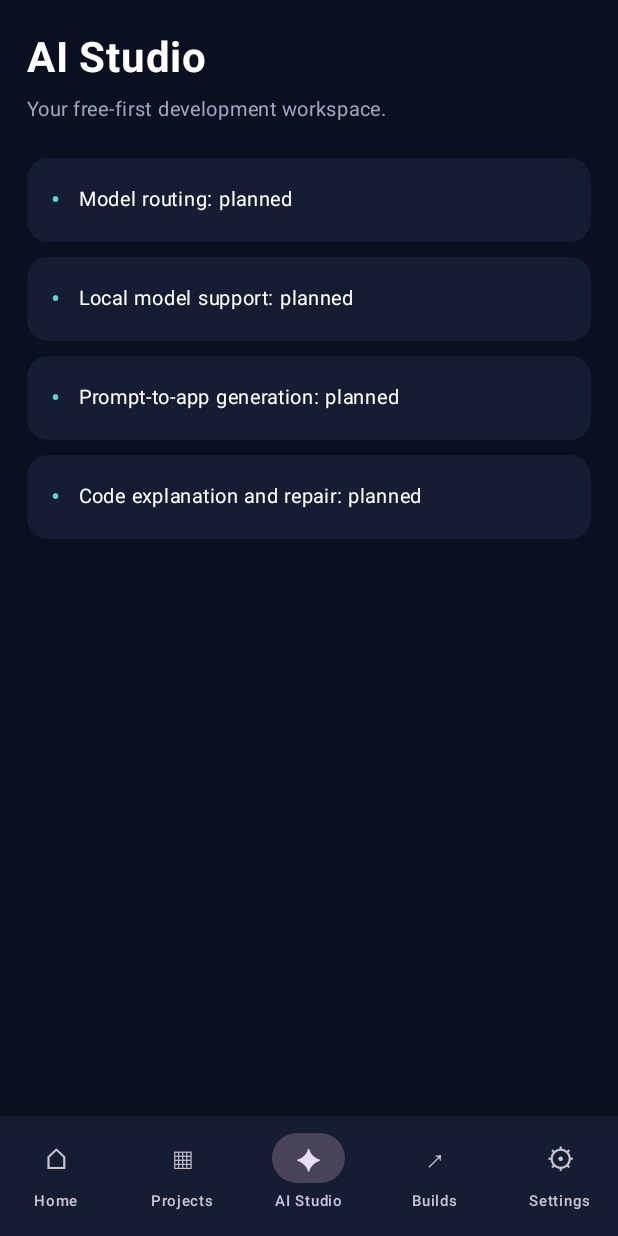
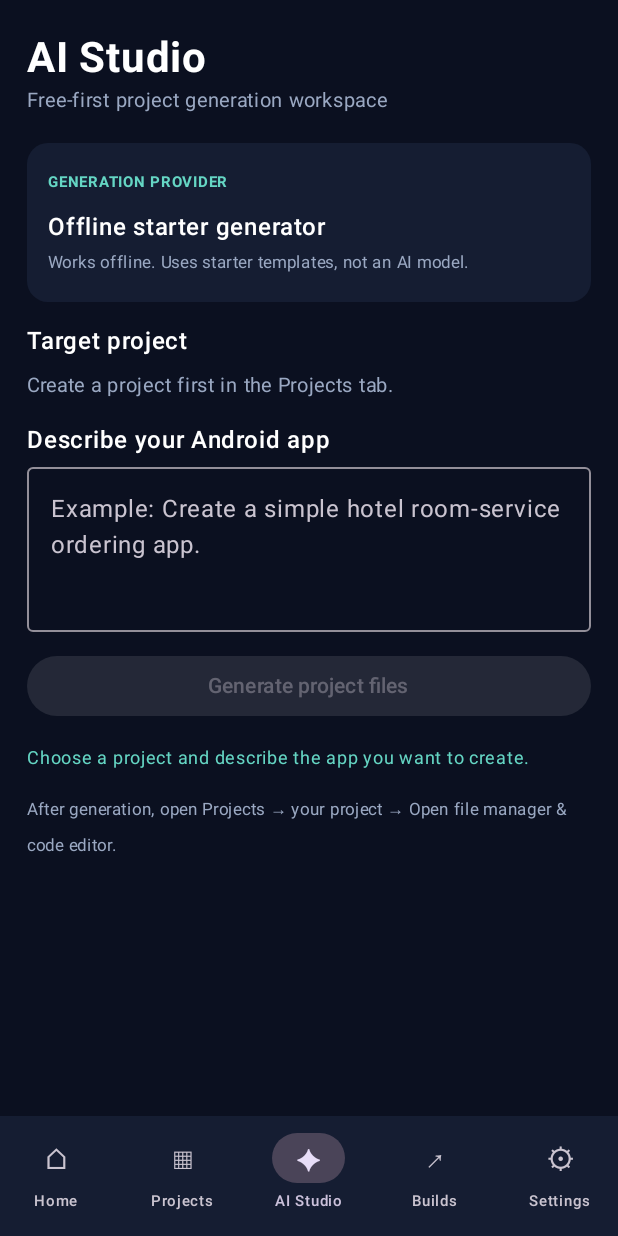
Before and after one commit to Destro0007/apkforge-v6, an Android app built with Jetpack Compose: the screen it shows after launch (MainActivity), item 3 of the bottom bar chosen, on a phone screen of 412 x 824 dp. Run offline under Robolectric (Android 15) with nearby library versions, the phone set to English and light mode, and no system bars.

Commit message:
feat: connect offline generator to AI Studio

```diff
--- a/app/src/main/java/com/apkforge/v6/MainActivity.kt
+++ b/app/src/main/java/com/apkforge/v6/MainActivity.kt
@@ -17,8 +17,10 @@ import androidx.compose.ui.platform.LocalContext
 import androidx.compose.ui.text.font.FontWeight
 import androidx.compose.ui.unit.dp
 import androidx.compose.ui.unit.sp
+import kotlinx.coroutines.launch
 import org.json.JSONArray
 import org.json.JSONObject
+import java.io.File
 import java.util.UUID
 
 private val ForgeBackground = Color(0xFF0B1020)
@@ -97,6 +99,48 @@ private class ProjectStore(context: Context) {
     }
 }
 
+private class GeneratedFileWriter(context: Context) {
+    private val root = File(context.filesDir, "apkforge_projects")
+
+    fun save(
+        projectId: String,
+        files: List<GeneratedProjectFile>
+    ) {
+        val safeId = projectId.replace(Regex("[^A-Za-z0-9_-]"), "")
+        require(safeId.isNotBlank()) { "Invalid project ID" }
+
+        val projectDirectory = File(root, safeId).canonicalFile
+        val canonicalRoot = root.canonicalFile
+
+        require(projectDirectory.parentFile == canonicalRoot) {
+            "Invalid project directory"
+        }
+
+        if (!projectDirectory.exists() && !projectDirectory.mkdirs()) {
+            throw IllegalStateException("Could not create project directory")
+        }
+
+        files.forEach { generated ->
+            require(generated.fileName.matches(Regex("[A-Za-z0-9_.-]+"))) {
+                "Invalid generated file name"
+            }
+
+            val extension = generated.fileName.substringAfterLast(".", "")
+            require(extension in setOf("kt", "md")) {
+                "Unsupported generated file type"
+            }
+
+            val target = File(projectDirectory, generated.fileName).canonicalFile
+
+            require(target.parentFile == projectDirectory) {
+                "Invalid generated file path"
+            }
+
+            target.writeText(generated.content, Charsets.UTF_8)
+        }
+    }
+}
+
 class MainActivity : ComponentActivity() {
     override fun onCreate(savedInstanceState: Bundle?) {
         super.onCreate(savedInstanceState)
@@ -154,12 +198,8 @@ private fun ApkForgeApp() {
                                 openedProjectId = null
                             }
                         },
-                        icon = {
-                            Text(tab.symbol, fontSize = 19.sp)
-                        },
-                        label = {
-                            Text(tab.title, fontSize = 10.sp)
-                        }
+                        icon = { Text(tab.symbol, fontSize = 19.sp) },
+                        label = { Text(tab.title, fontSize = 10.sp) }
                     )
                 }
             }
@@ -178,9 +218,7 @@ private fun ApkForgeApp() {
                         selectedTab = ForgeTab.PROJECTS
                         openedProjectId = null
                     },
-                    onOpenAi = {
-                        selectedTab = ForgeTab.AI
-                    }
+                    onOpenAi = { selectedTab = ForgeTab.AI }
                 )
 
                 ForgeTab.PROJECTS -> {
@@ -197,26 +235,16 @@ private fun ApkForgeApp() {
                         ProjectDetailScreen(
                             project = openedProject,
                             existingProjects = projects.toList(),
-                            onBack = {
-                                openedProjectId = null
-                            },
+                            onBack = { openedProjectId = null },
                             onUpdate = { updated ->
-                                val index =
-                                    projects.indexOfFirst {
-                                        it.id == updated.id
-                                    }
-
-                                if (index >= 0) {
-                                    projects[index] = updated
+                                val index = projects.indexOfFirst {
+                                    it.id == updated.id
                                 }
-
+                                if (index >= 0) projects[index] = updated
                                 saveProjects()
                             },
                             onDelete = {
-                                projects.removeAll {
-                                    it.id == openedProject.id
-                                }
-
+                                projects.removeAll { it.id == openedProject.id }
                                 saveProjects()
                                 openedProjectId = null
                             }
@@ -224,16 +252,7 @@ private fun ApkForgeApp() {
                     }
                 }
 
-                ForgeTab.AI -> InfoScreen(
-                    "AI Studio",
-                    "Your free-first development workspace.",
-                    listOf(
-                        "Model routing: planned",
-                        "Local model support: planned",
-                        "Prompt-to-app generation: planned",
-                        "Code explanation and repair: planned"
-                    )
-                )
+                ForgeTab.AI -> AiStudioScreen(projects)
 
                 ForgeTab.BUILDS -> InfoScreen(
                     "Cloud Builds",
@@ -262,6 +281,201 @@ private fun ApkForgeApp() {
 }
 
 @Composable
+private fun AiStudioScreen(projects: List<ForgeProject>) {
+    val context = LocalContext.current
+    val scope = rememberCoroutineScope()
+    val provider = remember { OfflineTemplateProvider() }
+    val writer = remember(context) { GeneratedFileWriter(context) }
+
+    var selectedProjectId by remember(projects) {
+        mutableStateOf(projects.firstOrNull()?.id ?: "")
+    }
+
+    var description by remember { mutableStateOf("") }
+    var isGenerating by remember { mutableStateOf(false) }
+    var status by remember {
+        mutableStateOf("Choose a project and describe the app you want to create.")
+    }
+    var generatedSummary by remember { mutableStateOf("") }
+
+    val selectedProject = projects.firstOrNull {
+        it.id == selectedProjectId
+    }
+
+    Column(
+        modifier = Modifier
+            .fillMaxSize()
+    ) {
+        Spacer(Modifier.height(22.dp))
+
+        Text(
+            "AI Studio",
+            fontSize = 28.sp,
+            fontWeight = FontWeight.Bold
+        )
+
+        Text(
+            "Free-first project generation workspace",
+            color = ForgeMuted,
+            fontSize = 13.sp
+        )
+
+        Spacer(Modifier.height(16.dp))
+
+        Card(
+            colors = CardDefaults.cardColors(containerColor = ForgePanel),
+            shape = RoundedCornerShape(14.dp)
+        ) {
+            Column(
+                Modifier
+                    .fillMaxWidth()
+                    .padding(14.dp)
+            ) {
+                Text(
+                    "GENERATION PROVIDER",
+                    color = ForgeAccent,
+                    fontWeight = FontWeight.Bold,
+                    fontSize = 10.sp
+                )
+
+                Spacer(Modifier.height(6.dp))
+
+                Text(provider.displayName, fontWeight = FontWeight.SemiBold)
+
+                Text(
+                    "Works offline. Uses starter templates, not an AI model.",
+                    color = ForgeMuted,
+                    fontSize = 11.sp
+                )
+            }
+        }
+
+        Spacer(Modifier.height(14.dp))
+
+        Text("Target project", fontWeight = FontWeight.SemiBold)
+
+        Spacer(Modifier.height(6.dp))
+
+        if (projects.isEmpty()) {
+            Text(
+                "Create a project first in the Projects tab.",
+                color = ForgeMuted,
+                fontSize = 13.sp
+            )
+        } else {
+            projects.forEach { project ->
+                Row(
+                    modifier = Modifier
+                        .fillMaxWidth()
+                        .clickable { selectedProjectId = project.id }
+                        .padding(vertical = 6.dp),
+                    horizontalArrangement = Arrangement.spacedBy(10.dp)
+                ) {
+                    RadioButton(
+                        selected = selectedProjectId == project.id,
+                        onClick = { selectedProjectId = project.id }
+                    )
+
+                    Column {
+                        Text(project.name, fontSize = 13.sp)
+                        Text(
+                            project.packageName,
+                            color = ForgeMuted,
+                            fontSize = 10.sp
+                        )
+                    }
+                }
+            }
+        }
+
+        Spacer(Modifier.height(12.dp))
+
+        Text("Describe your Android app", fontWeight = FontWeight.SemiBold)
+
+        Spacer(Modifier.height(6.dp))
+
+        OutlinedTextField(
+            value = description,
+            onValueChange = { description = it },
+            modifier = Modifier
+                .fillMaxWidth()
+                .heightIn(min = 110.dp),
+            placeholder = {
+                Text("Example: Create a simple hotel room-service ordering app.")
+            },
+            enabled = !isGenerating
+        )
+
+        Spacer(Modifier.height(12.dp))
+
+        Button(
+            onClick = {
+                val target = selectedProject
+                if (target == null) {
+                    status = "Create or select a project first."
+                } else {
+                    scope.launch {
+                        isGenerating = true
+                        status = "Generating starter files..."
+                        generatedSummary = ""
+
+                        try {
+                            val result = provider.generate(
+                                AiGenerationRequest(
+                                    projectName = target.name,
+                                    packageName = target.packageName,
+                                    description = description
+                                )
+                            )
+
+                            writer.save(target.id, result.files)
+
+                            generatedSummary = result.summary
+                            status = "Saved ${result.files.size} files to ${target.name}."
+                        } catch (error: Exception) {
+                            status = error.message ?: "Generation failed."
+                        } finally {
+                            isGenerating = false
+                        }
+                    }
+                }
+            },
+            enabled = !isGenerating &&
+                selectedProject != null &&
+                description.isNotBlank(),
+            modifier = Modifier.fillMaxWidth()
+        ) {
+            Text(if (isGenerating) "Generating..." else "Generate project files")
+        }
+
+        Spacer(Modifier.height(12.dp))
+
+        Text(
+            status,
+            color = ForgeAccent,
+            fontSize = 12.sp
+        )
+
+        if (generatedSummary.isNotBlank()) {
+            Spacer(Modifier.height(8.dp))
+            Text(
+                generatedSummary,
+                color = ForgeMuted,
+                fontSize = 11.sp
+            )
+        }
+
+        Spacer(Modifier.height(10.dp))
+
+        Text(
+            "After generation, open Projects → your project → Open file manager & code editor.",
+            color = ForgeMuted,
+            fontSize = 11.sp
+        )
+    }
+}
+
+@Composable
 private fun HomeScreen(
     projectCount: Int,
     onCreateProject: () -> Unit,
@@ -269,12 +483,7 @@ private fun HomeScreen(
 ) {
     Spacer(Modifier.height(22.dp))
 
-    Text(
-        "APKFORGE",
-        color = ForgeAccent,
-        fontSize = 12.sp,
-        fontWeight = FontWeight.Bold
-    )
+    Text("APKFORGE", color = ForgeAccent, fontSize = 12.sp, fontWeight = FontWeight.Bold)
 
     Text(
         "Build something\nremarkable.",
@@ -284,11 +493,7 @@ private fun HomeScreen(
     )
 
     Spacer(Modifier.height(8.dp))
-    Text(
-        "Your AI-powered app factory.",
-        color = ForgeMuted,
-        fontSize = 14.sp
-    )
+    Text("Your AI-powered app factory.", color = ForgeMuted, fontSize = 14.sp)
 
     Spacer(Modifier.height(22.dp))
 
@@ -302,69 +507,41 @@ private fun HomeScreen(
     Text("Quick actions", fontSize = 18.sp, fontWeight = FontWeight.SemiBold)
     Spacer(Modifier.height(10.dp))
 
-    ActionCard(
-        "＋  Create a project",
-        "Start a new Android application",
-        onCreateProject
-    )
+    ActionCard("＋  Create a project", "Start a new Android application", onCreateProject)
 
     Spacer(Modifier.height(10.dp))
 
-    ActionCard(
-        "✦  Open AI Studio",
-        "Generate, explain and improve code",
-        onOpenAi
-    )
+    ActionCard("✦  Open AI Studio", "Generate starter project files offline", onOpenAi)
 
     Spacer(Modifier.height(18.dp))
     Text("Development roadmap", fontSize = 18.sp, fontWeight = FontWeight.SemiBold)
     Spacer(Modifier.height(8.dp))
 
     InfoLine("01", "Project workspace", "Local save enabled")
-    InfoLine("02", "AI generation and editor", "Planned")
+    InfoLine("02", "Offline file generation", "First version")
     InfoLine("03", "GitHub cloud build", "Workflow ready")
-    InfoLine("04", "Verify and install APK", "Planned")
+    InfoLine("04", "AI model integration", "Next milestone")
 
     Spacer(Modifier.height(20.dp))
 }
 
 @Composable
-private fun MetricCard(
-    label: String,
-    value: String,
-    modifier: Modifier = Modifier
-) {
+private fun MetricCard(label: String, value: String, modifier: Modifier = Modifier) {
     Card(
         modifier = modifier,
         colors = CardDefaults.cardColors(containerColor = ForgePanel),
         shape = RoundedCornerShape(16.dp)
     ) {
         Column(Modifier.padding(12.dp)) {
-            Text(
-                label,
-                color = ForgeMuted,
-                fontSize = 9.sp,
-                fontWeight = FontWeight.Bold
-            )
-
+            Text(label, color = ForgeMuted, fontSize = 9.sp, fontWeight = FontWeight.Bold)
             Spacer(Modifier.height(7.dp))
-
-            Text(
-                value,
-                color = ForgeAccent,
-                fontSize = 18.sp,
-                fontWeight = FontWeight.Bold
-            )
+            Text(value, color = ForgeAccent, fontSize = 18.sp, fontWeight = FontWeight.Bold)
         }
     }
 }
 
 @Composable
-private fun ActionCard(
-    title: String,
-    subtitle: String,
-    onClick: () -> Unit
-) {
+private fun ActionCard(title: String, subtitle: String, onClick: () -> Unit) {
     Card(
         modifier = Modifier
             .fillMaxWidth()
@@ -381,11 +558,7 @@ private fun ActionCard(
 }
 
 @Composable
-private fun InfoLine(
-    number: String,
-    title: String,
-    status: String
-) {
+private fun InfoLine(number: String, title: String, status: String) {
     Row(
         modifier = Modifier
             .fillMaxWidth()
@@ -396,7 +569,6 @@ private fun InfoLine(
             Text(number, color = ForgeAccent, fontWeight = FontWeight.Bold)
             Text(title, fontSize = 13.sp)
         }
-
         Text(status, color = ForgeMuted, fontSize = 11.sp)
     }
 }
@@ -410,14 +582,8 @@ private fun ProjectsScreen(
     var showEditor by remember { mutableStateOf(false) }
 
     Spacer(Modifier.height(22.dp))
-
     Text("Projects", fontSize = 28.sp, fontWeight = FontWeight.Bold)
-
-    Text(
-        "Your projects are saved on this device.",
-        color = ForgeMuted,
-        fontSize = 13.sp
-    )
+    Text("Your projects are saved on this device.", color = ForgeMuted, fontSize = 13.sp)
 
     Spacer(Modifier.height(16.dp))
 
@@ -428,10 +594,7 @@ private fun ProjectsScreen(
     Spacer(Modifier.height(14.dp))
 
     if (projects.isEmpty()) {
-        Text(
-            "No projects yet. Create your first project.",
-            color = ForgeMuted
-        )
+        Text("No projects yet. Create your first project.", color = ForgeMuted)
     } else {
         LazyColumn(verticalArrangement = Arrangement.spacedBy(10.dp)) {
             items(projects.size) { index ->
@@ -441,36 +604,15 @@ private fun ProjectsScreen(
                     modifier = Modifier
                         .fillMaxWidth()
                         .clickable { onOpen(project) },
-                    colors = CardDefaults.cardColors(
-                        containerColor = ForgePanel
-                    ),
+                    colors = CardDefaults.cardColors(containerColor = ForgePanel),
                     shape = RoundedCornerShape(14.dp)
                 ) {
-                    Column(
-                        Modifier
-                            .fillMaxWidth()
-                            .padding(16.dp)
-                    ) {
-                        Text(
-                            project.name,
-                            fontWeight = FontWeight.SemiBold
-                        )
-
+                    Column(Modifier.fillMaxWidth().padding(16.dp)) {
+                        Text(project.name, fontWeight = FontWeight.SemiBold)
                         Spacer(Modifier.height(4.dp))
-
-                        Text(
-                            project.packageName,
-                            color = ForgeMuted,
-                            fontSize = 11.sp
-                        )
-
+                        Text(project.packageName, color = ForgeMuted, fontSize = 11.sp)
                         Spacer(Modifier.height(8.dp))
-
-                        Text(
-                            "Open workspace  →",
-                            color = ForgeAccent,
-                            fontSize = 11.sp
-                        )
+                        Text("Open workspace  →", color = ForgeAccent, fontSize = 11.sp)
                     }
                 }
             }
@@ -511,62 +653,26 @@ private fun ProjectDetailScreen(
             onBack = { showWorkspace = false }
         )
     } else {
-        Column(
-            modifier = Modifier
-                .fillMaxSize()
-        ) {
+        Column(Modifier.fillMaxSize()) {
             Spacer(Modifier.height(22.dp))
-
-            TextButton(onClick = onBack) {
-                Text("←  All projects")
-            }
-
-            Text(
-                project.name,
-                fontSize = 27.sp,
-                fontWeight = FontWeight.Bold
-            )
-
+            TextButton(onClick = onBack) { Text("←  All projects") }
+            Text(project.name, fontSize = 27.sp, fontWeight = FontWeight.Bold)
             Spacer(Modifier.height(6.dp))
-
             Text("Project workspace", color = ForgeMuted, fontSize = 13.sp)
-
             Spacer(Modifier.height(18.dp))
 
             Card(
                 colors = CardDefaults.cardColors(containerColor = ForgePanel),
                 shape = RoundedCornerShape(14.dp)
             ) {
-                Column(
-                    Modifier
-                        .fillMaxWidth()
-                        .padding(16.dp)
-                ) {
-                    Text(
-                        "APPLICATION ID",
-                        color = ForgeMuted,
-                        fontSize = 10.sp,
-                        fontWeight = FontWeight.Bold
-                    )
-
+                Column(Modifier.fillMaxWidth().padding(16.dp)) {
+                    Text("APPLICATION ID", color = ForgeMuted, fontSize = 10.sp, fontWeight = FontWeight.Bold)
                     Spacer(Modifier.height(8.dp))
                     Text(project.packageName, fontSize = 14.sp)
-
                     Spacer(Modifier.height(16.dp))
-
-                    Text(
-                        "WORKSPACE STATUS",
-                        color = ForgeMuted,
-                        fontSize = 10.sp,
-                        fontWeight = FontWeight.Bold
-                    )
-
+                    Text("WORKSPACE STATUS", color = ForgeMuted, fontSize = 10.sp, fontWeight = FontWeight.Bold)
                     Spacer(Modifier.height(8.dp))
-
-                    Text(
-                        "Project details are stored locally on this device.",
-                        fontSize = 13.sp
-                    )
+                    Text("Project details are stored locally on this device.", fontSize = 13.sp)
                 }
             }
 
@@ -616,27 +722,16 @@ private fun ProjectDetailScreen(
             onDismissRequest = { showDeleteConfirm = false },
             title = { Text("Delete ${project.name}?") },
             text = {
-                Text(
-                    "This removes the saved project details from this device. " +
-                        "This cannot be undone."
-                )
+                Text("This removes the saved project details from this device. This cannot be undone.")
             },
             confirmButton = {
-                TextButton(
-                    onClick = {
-                        showDeleteConfirm = false
-                        onDelete()
-                    }
-                ) {
-                    Text("Delete")
-                }
+                TextButton(onClick = {
+                    showDeleteConfirm = false
+                    onDelete()
+                }) { Text("Delete") }
             },
             dismissButton = {
-                TextButton(
-                    onClick = { showDeleteConfirm = false }
-                ) {
-                    Text("Cancel")
-                }
+                TextButton(onClick = { showDeleteConfirm = false }) { Text("Cancel") }
             }
         )
     }
@@ -649,10 +744,7 @@ private fun ProjectEditorDialog(
     onDismiss: () -> Unit,
     onSave: (ForgeProject) -> Unit
 ) {
-    var name by remember(project?.id) {
-        mutableStateOf(project?.name ?: "")
-    }
-
+    var name by remember(project?.id) { mutableStateOf(project?.name ?: "") }
     var packageName by remember(project?.id) {
         mutableStateOf(project?.packageName ?: "com.example.newapp")
     }
@@ -667,9 +759,7 @@ private fun ProjectEditorDialog(
 
     AlertDialog(
         onDismissRequest = onDismiss,
-        title = {
-            Text(if (project == null) "Create project" else "Edit project")
-        },
+        title = { Text(if (project == null) "Create project" else "Edit project") },
         text = {
             Column(verticalArrangement = Arrangement.spacedBy(8.dp)) {
                 OutlinedTextField(
@@ -685,30 +775,17 @@ private fun ProjectEditorDialog(
                     onValueChange = { packageName = it },
                     label = { Text("Package name") },
                     singleLine = true,
-                    isError = packageName.isNotBlank() &&
-                        (!validPackage || duplicatePackage)
+                    isError = packageName.isNotBlank() && (!validPackage || duplicatePackage)
                 )
 
                 if (!validName && name.isNotBlank()) {
-                    Text(
-                        "Use 2–40 characters for the project name.",
-                        color = MaterialTheme.colorScheme.error,
-                        fontSize = 11.sp
-                    )
+                    Text("Use 2–40 characters for the project name.", color = MaterialTheme.colorScheme.error, fontSize = 11.sp)
                 }
 
                 if (!validPackage && packageName.isNotBlank()) {
-                    Text(
-                        "Use a valid package name, e.g. com.example.myapp.",
-                        color = MaterialTheme.colorScheme.error,
-                        fontSize = 11.sp
-                    )
+                    Text("Use a valid package name, e.g. com.example.myapp.", color = MaterialTheme.colorScheme.error, fontSize = 11.sp)
                 } else if (duplicatePackage) {
-                    Text(
-                        "This package name is already used by another project.",
-                        color = MaterialTheme.colorScheme.error,
-                        fontSize = 11.sp
-                    )
+                    Text("This package name is already used by another project.", color = MaterialTheme.colorScheme.error, fontSize = 11.sp)
                 }
             }
         },
@@ -729,45 +806,23 @@ private fun ProjectEditorDialog(
             }
         },
         dismissButton = {
-            TextButton(onClick = onDismiss) {
-                Text("Cancel")
-            }
+            TextButton(onClick = onDismiss) { Text("Cancel") }
         }
     )
 }
 
 @Composable
-private fun InfoScreen(
-    title: String,
-    subtitle: String,
-    items: List<String>
-) {
+private fun InfoScreen(title: String, subtitle: String, items: List<String>) {
     Spacer(Modifier.height(22.dp))
-
-    Text(
-        title,
-        fontSize = 28.sp,
-        fontWeight = FontWeight.Bold
-    )
-
+    Text(title, fontSize = 28.sp, fontWeight = FontWeight.Bold)
     Spacer(Modifier.height(6.dp))
-
-    Text(
-        subtitle,
-        color = ForgeMuted,
-        fontSize = 13.sp
-    )
-
+    Text(subtitle, color = ForgeMuted, fontSize = 13.sp)
     Spacer(Modifier.height(20.dp))
 
     items.forEach { item ->
         Card(
-            modifier = Modifier
-                .fillMaxWidth()
-                .padding(bottom = 10.dp),
-            colors = CardDefaults.cardColors(
-                containerColor = ForgePanel
-            ),
+            modifier = Modifier.fillMaxWidth().padding(bottom = 10.dp),
+            colors = CardDefaults.cardColors(containerColor = ForgePanel),
             shape = RoundedCornerShape(14.dp)
         ) {
             Row(
```
